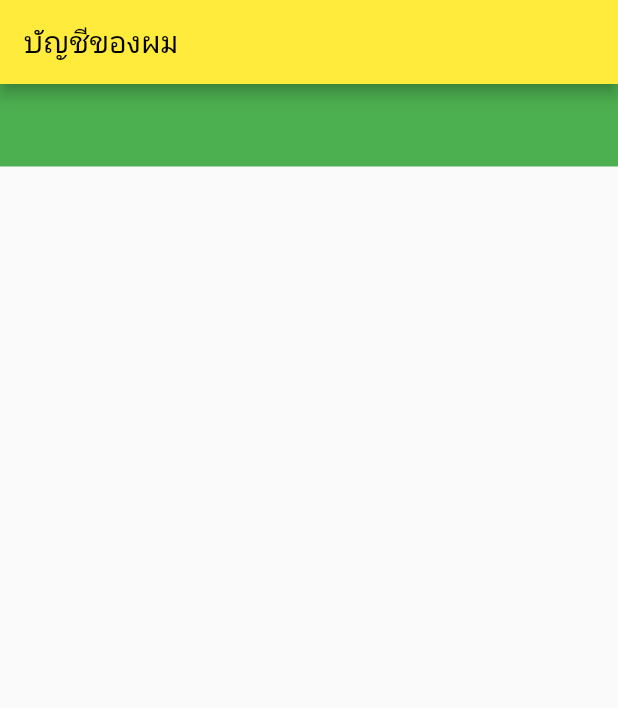
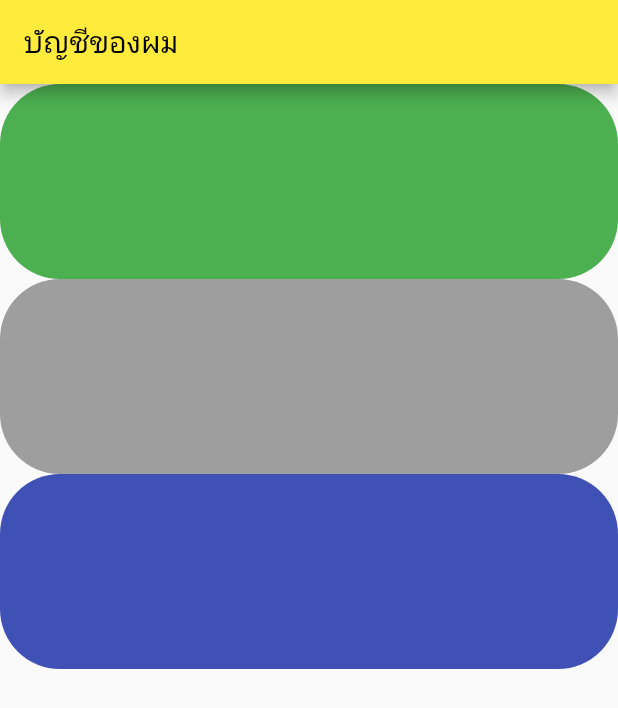
Before and after one commit to SIBPPAKORN/project-flutter_app, a Flutter app: the screen it shows after launch, on a phone screen of 412 x 824 dp. Shown: the top 708 px of the screen. Run offline on Flutter 3.47's test engine with Material 2 defaults, Android fonts, the phone set to English and light mode, and no system bars.

Commit message:
my account(2)

```diff
--- a/lib/main.dart
+++ b/lib/main.dart
@@ -33,8 +33,20 @@ class _myhomesibpakornState extends State<myhomesibpakorn> {
         body: Column(
           children: [
             Container(
-              decoration: BoxDecoration(color: Colors.green),
-              height: 55,
+              decoration: BoxDecoration(
+                  color: Colors.green, borderRadius: BorderRadius.circular(40)),
+              height: 130,
+            ),
+            Container(
+              decoration: BoxDecoration(
+                  color: Colors.grey, borderRadius: BorderRadius.circular(40)),
+              height: 130,
+            ),
+            Container(
+              decoration: BoxDecoration(
+                  color: Colors.indigo,
+                  borderRadius: BorderRadius.circular(40)),
+              height: 130,
             )
           ],
         ));
```
